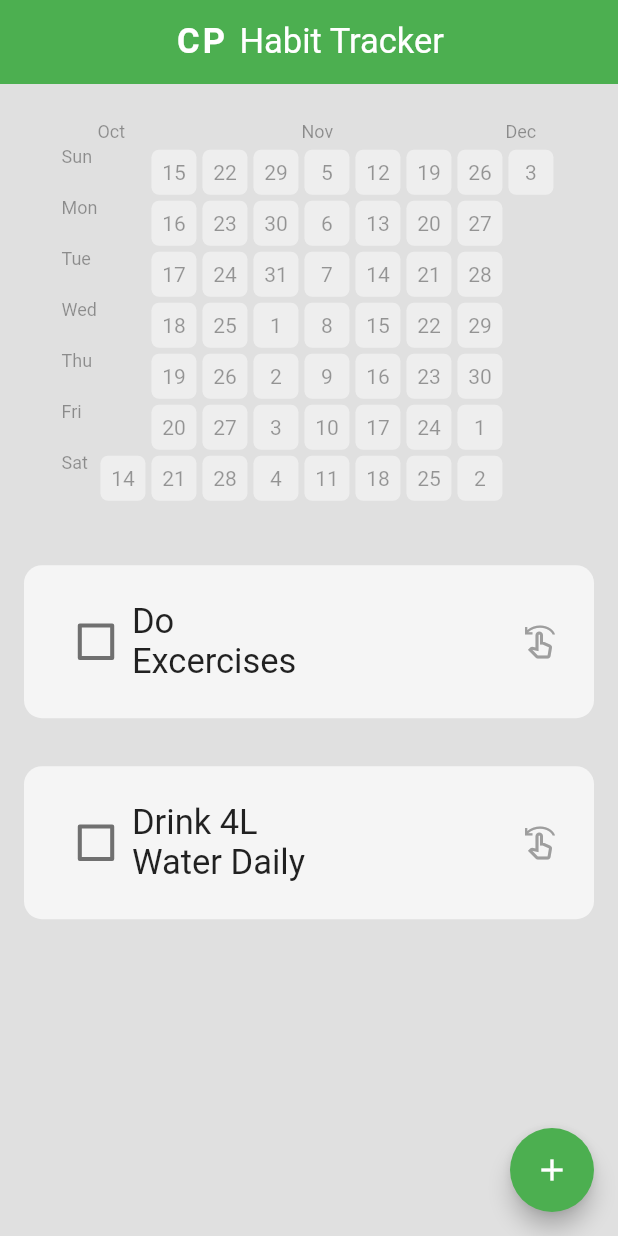
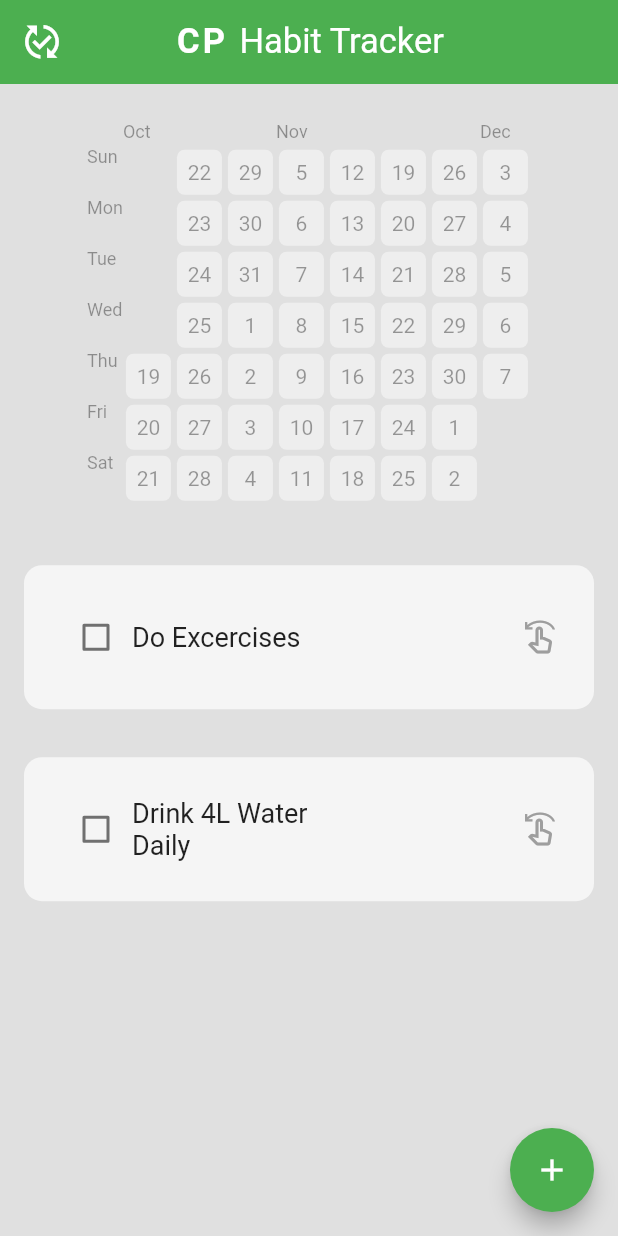
Before and after one commit to MUHAMMEDSINANCP/CP-Habit-Tracker, a Flutter app: the screen it shows after launch, on a phone screen of 412 x 824 dp. Run offline on Flutter 3.47's test engine with Material 2 defaults, Android fonts, the phone set to English and light mode, and no system bars; drawn by our look-alikes of flutter_heatmap_calendar, flutter_slidable; our stand-ins replace hive_flutter; accounts and stored records are empty.

Commit message:
Successfully Completed

```diff
--- a/lib/components/habit_tile.dart
+++ b/lib/components/habit_tile.dart
@@ -55,7 +55,7 @@ class HabitTile extends StatelessWidget {
             children: [
               // checkbox
               Transform.scale(
-                scale: 1.35,
+                scale: 1.0,
                 child: Checkbox(
                   value: habitCompleted,
                   onChanged: onChanged,
@@ -67,7 +67,7 @@ class HabitTile extends StatelessWidget {
                 child: Text(
                   habitName,
                   style: TextStyle(
-                    fontSize: 23,
+                    fontSize: 18,
                     decoration: habitCompleted
                         ? TextDecoration.lineThrough
                         : TextDecoration.none,
--- a/lib/components/month_summary.dart
+++ b/lib/components/month_summary.dart
@@ -15,8 +15,8 @@ class MonthlySummary extends StatelessWidget {
   @override
   Widget build(BuildContext context) {
     // Calculate the number of days to display for both past and future dates
-    const int pastDaysToShow = 40;
-    const int futureDaysToShow = 10;
+    const int pastDaysToShow = 35;
+    const int futureDaysToShow = 14;
 
     // Convert the provided start date string to a DateTime object
     DateTime parsedStartDate = createDateTimeObject(startDate);
--- a/lib/pages/home_page.dart
+++ b/lib/pages/home_page.dart
@@ -122,6 +122,10 @@ class _HomePageState extends State<HomePage> {
   Widget build(BuildContext context) {
     return Scaffold(
       appBar: AppBar(
+        leading: const Icon(
+          Icons.published_with_changes,
+          size: 27,
+        ),
         centerTitle: true,
         title: RichText(
           text: const TextSpan(
```
